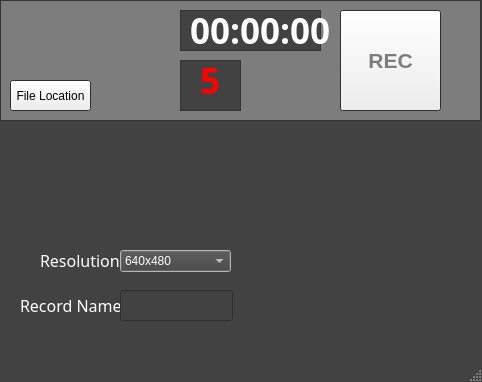
Before: the Qt Designer form recorder.ui in Metrohan/ScreenRecorder, drawn with Qt 5.
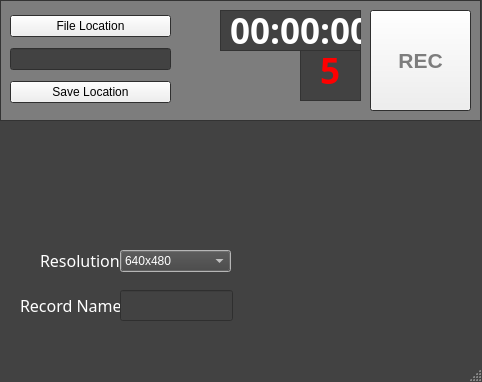
After: the same form once the commit is applied.

Commit message: added file loc input and button

Diff of the .ui file:
```diff
--- a/recorder.ui
+++ b/recorder.ui
@@ -471,7 +471,7 @@
    <widget class="QPushButton" name="pushButton">
     <property name="geometry">
      <rect>
-      <x>340</x>
+      <x>370</x>
       <y>10</y>
       <width>101</width>
       <height>101</height>
@@ -702,7 +702,7 @@
    <widget class="QPushButton" name="pushButton_2">
     <property name="geometry">
      <rect>
-      <x>340</x>
+      <x>370</x>
       <y>10</y>
       <width>101</width>
       <height>101</height>
@@ -772,10 +772,10 @@
    <widget class="QLabel" name="label_2">
     <property name="geometry">
      <rect>
-      <x>190</x>
-      <y>-10</y>
-      <width>141</width>
-      <height>81</height>
+      <x>230</x>
+      <y>10</y>
+      <width>131</width>
+      <height>41</height>
      </rect>
     </property>
     <property name="palette">
@@ -858,7 +858,7 @@
    <widget class="QTextEdit" name="textEdit">
     <property name="geometry">
      <rect>
-      <x>180</x>
+      <x>220</x>
       <y>10</y>
       <width>141</width>
       <height>41</height>
@@ -967,8 +967,8 @@
    <widget class="QTextEdit" name="textEdit_3">
     <property name="geometry">
      <rect>
-      <x>180</x>
-      <y>60</y>
+      <x>300</x>
+      <y>50</y>
       <width>61</width>
       <height>51</height>
      </rect>
@@ -980,24 +980,11 @@
      <set>Qt::NoTextInteraction</set>
     </property>
    </widget>
-   <widget class="QPushButton" name="pushButton_3">
-    <property name="geometry">
-     <rect>
-      <x>10</x>
-      <y>80</y>
-      <width>81</width>
-      <height>31</height>
-     </rect>
-    </property>
-    <property name="text">
-     <string>File Location</string>
-    </property>
-   </widget>
    <widget class="QLabel" name="label_3">
     <property name="geometry">
      <rect>
-      <x>200</x>
-      <y>60</y>
+      <x>320</x>
+      <y>50</y>
       <width>47</width>
       <height>41</height>
      </rect>
@@ -1079,6 +1066,39 @@
      <string>5</string>
     </property>
    </widget>
+   <widget class="QWidget" name="verticalLayoutWidget">
+    <property name="geometry">
+     <rect>
+      <x>10</x>
+      <y>10</y>
+      <width>161</width>
+      <height>101</height>
+     </rect>
+    </property>
+    <layout class="QVBoxLayout" name="verticalLayout_2">
+     <item>
+      <widget class="QPushButton" name="pushButton_3">
+       <property name="text">
+        <string>File Location</string>
+       </property>
+      </widget>
+     </item>
+     <item>
+      <widget class="QLineEdit" name="ln_Location">
+       <property name="text">
+        <string/>
+       </property>
+      </widget>
+     </item>
+     <item>
+      <widget class="QPushButton" name="btn_SaveLocation">
+       <property name="text">
+        <string>Save Location</string>
+       </property>
+      </widget>
+     </item>
+    </layout>
+   </widget>
    <zorder>textEdit_2</zorder>
    <zorder>textEdit</zorder>
    <zorder>pushButton_2</zorder>
@@ -1089,8 +1109,8 @@
    <zorder>lineEdit</zorder>
    <zorder>label_2</zorder>
    <zorder>textEdit_3</zorder>
-   <zorder>pushButton_3</zorder>
    <zorder>label_3</zorder>
+   <zorder>verticalLayoutWidget</zorder>
   </widget>
   <widget class="QStatusBar" name="statusbar"/>
  </widget>
```
